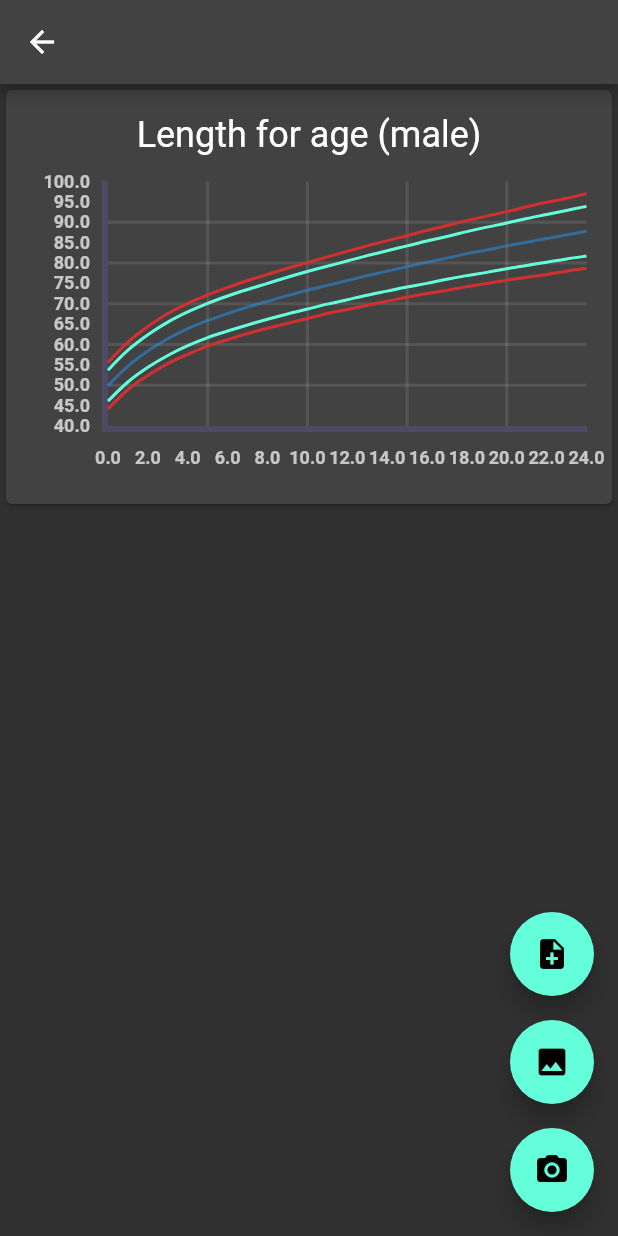
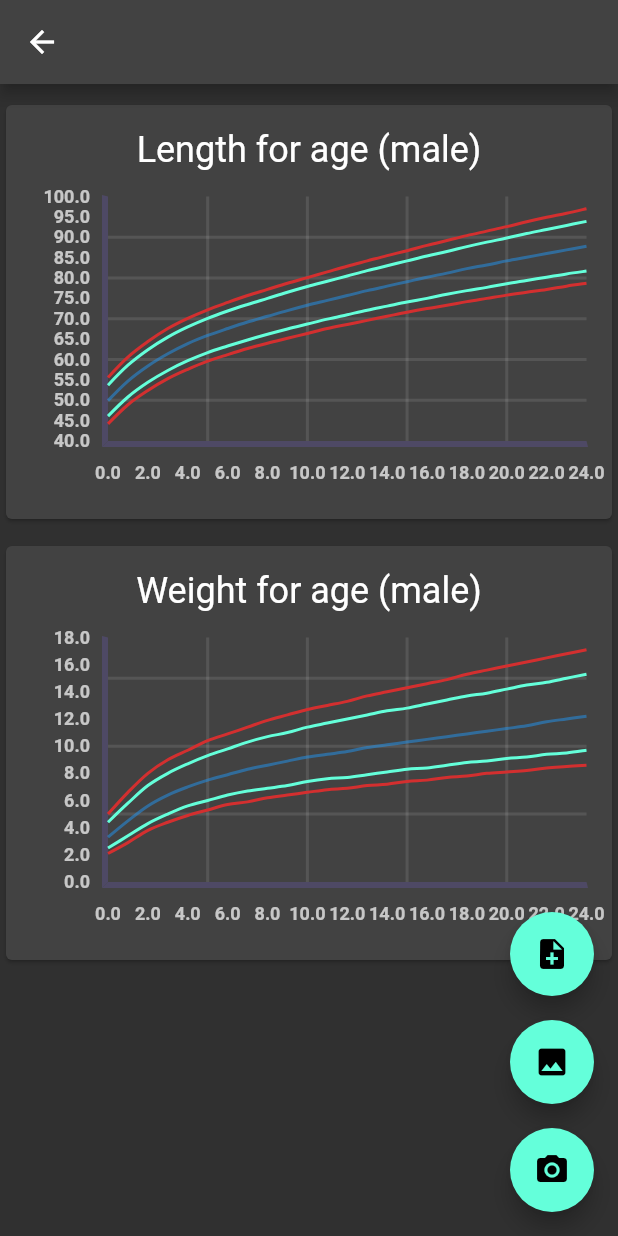
Before and after one commit to joshestein/PMSD, a Flutter app: the ImagePickerScreen screen opened directly with empty values, on a phone screen of 412 x 824 dp. Run offline on Flutter 3.47's test engine with Material 2 defaults, Android fonts, the light colour scheme and no system bars; drawn by our look-alikes of fl_chart; our stand-ins replace image_picker, sqflite; missing offline and left inert: dart:ffi, tflite; accounts and stored records are empty.

Commit message:
Add weight for age chart display to ImagePicker

```diff
--- a/proto/lib/image_picker.dart
+++ b/proto/lib/image_picker.dart
@@ -5,7 +5,9 @@ import 'package:flutter/material.dart';
 import 'package:flutter/widgets.dart';
 import 'package:image_picker/image_picker.dart';
 import 'package:proto/charts/fullscreen_length_for_age.dart';
+import 'package:proto/charts/fullscreen_weight_for_age.dart';
 import 'package:proto/charts/length_for_age.dart';
+import 'package:proto/charts/weight_for_age.dart';
 import 'package:proto/image_preview.dart';
 import 'package:proto/models/child.dart';
 import 'package:proto/text_input_measurement.dart';
@@ -68,6 +70,7 @@ class _ImagePickerScreenState extends State<ImagePickerScreen> {
       return Column(
         mainAxisAlignment: MainAxisAlignment.start,
         children: [
+          const SizedBox(height: 10),
           Card(
             child: InkWell(
               onTap: () {
@@ -79,6 +82,20 @@ class _ImagePickerScreenState extends State<ImagePickerScreen> {
                 );
               },
               child: LengthForAgeChart(child: widget.child),
+            ),
+          ),
+          const SizedBox(height: 10),
+          Card(
+            child: InkWell(
+              onTap: () {
+                Navigator.of(context).push(
+                  MaterialPageRoute(
+                    builder: (context) =>
+                        FullScreenWeightForAge(child: widget.child),
+                  ),
+                );
+              },
+              child: WeightForAgeChart(child: widget.child),
             ),
           ),
         ],
```
